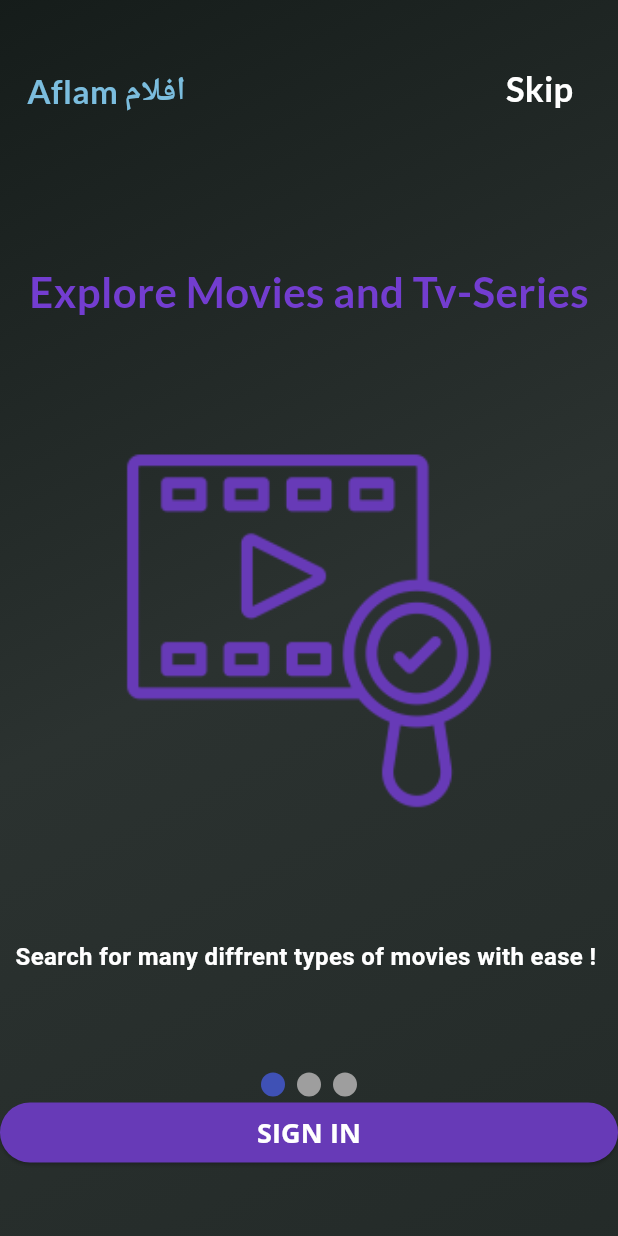
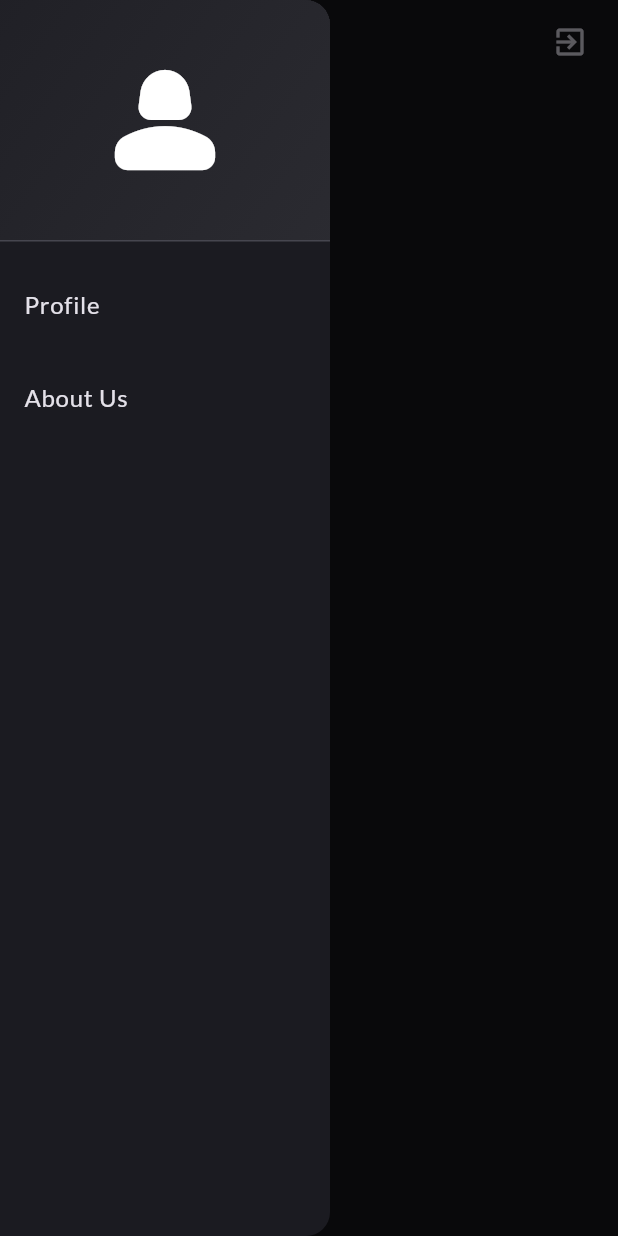
Before and after one commit to MaherWasel/Aflam, a Flutter app: the screen it shows after launch, with the side drawer open (before the commit the screen has no drawer), on a phone screen of 412 x 824 dp. Run offline on Flutter 3.47's test engine with Material 2 defaults, Android fonts, the phone set to English and light mode, and no system bars; drawn by our look-alikes of smooth_page_indicator; our stand-ins replace firebase_auth, firebase_core, google_fonts, page_transition; accounts and stored records are empty.

Commit message:
started working on homeScreen

```diff
--- a/lib/Screens/AppFeatures.dart
+++ b/lib/Screens/AppFeatures.dart
@@ -1,5 +1,7 @@
+import 'package:aflam/Screens/Home.dart';
 import 'package:aflam/Screens/logIn.dart';
 import 'package:aflam/Widgets/Feature.dart';
+import 'package:firebase_auth/firebase_auth.dart';
 import 'package:flutter/material.dart';
 import 'package:google_fonts/google_fonts.dart';
 import 'package:page_transition/page_transition.dart';
@@ -112,6 +114,8 @@ class _AppFeaturesState extends State<AppFeatures> {
               ),
             ],
               )
-    ]));
+            ])
+
+        );
   }
 }
--- /dev/null
+++ b/lib/Screens/Home.dart
@@ -0,0 +1,32 @@
+import 'package:aflam/Widgets/HomeDrawer.dart';
+import 'package:firebase_auth/firebase_auth.dart';
+import 'package:flutter/material.dart';
+
+class HomeScreen extends StatelessWidget{
+  const HomeScreen({super.key});
+
+  @override
+  Widget build(BuildContext context) {
+    // TODO: implement build
+    return Scaffold(
+      appBar: AppBar(
+        actions: [
+          Padding(
+            padding: const  EdgeInsets.all(8),
+            child: IconButton(
+              onPressed: (){
+                FirebaseAuth.instance.signOut();
+              },
+              icon: const Icon(Icons.exit_to_app)),
+          )
+        ],
+      ),
+      drawer: HomeDrawer(),
+      body: Container(
+        width: double.infinity,
+        height: double.infinity,
+      ),
+    );
+  }
+
+}
--- /dev/null
+++ b/lib/Widgets/HomeDrawer.dart
@@ -0,0 +1,49 @@
+import 'package:flutter/material.dart';
+
+class HomeDrawer extends StatelessWidget{
+  const HomeDrawer({super.key});
+
+  @override
+  Widget build(BuildContext context) {
+    // TODO: implement build
+    return Drawer(
+      width: 220,
+      child: Column(
+        children: [
+          DrawerHeader(
+
+            padding: const EdgeInsets.all(20),
+            decoration: BoxDecoration(
+              gradient: LinearGradient(
+                begin: Alignment.topLeft,
+                end: Alignment.bottomRight,
+                colors: [
+                  Theme.of(context).colorScheme.onInverseSurface.withOpacity(0.25),
+                  Theme.of(context).colorScheme.onInverseSurface.withOpacity(0.5),
+                  Theme.of(context).colorScheme.onInverseSurface.withOpacity(0.75)
+
+                ])
+            ),
+            child: const SizedBox(
+              width: double.infinity,
+              height: 150,
+              child: Icon(Icons.person_2_rounded,size: 100,))),
+          const SizedBox(
+            height: 6,
+          ),
+           ListTile(
+            title: Text("Profile"),
+            onTap: (){},
+          ),
+          const SizedBox(
+            height: 6,
+          ),
+           ListTile(
+            title: Text("About Us"),
+            onTap: (){},
+          )
+        ]),
+    );
+  }
+
+}
--- a/lib/main.dart
+++ b/lib/main.dart
@@ -1,3 +1,4 @@
+import 'package:aflam/Screens/Home.dart';
 import 'package:aflam/firebase_options.dart';
 import 'package:firebase_core/firebase_core.dart';
 import 'package:flutter/material.dart';
@@ -9,7 +10,7 @@ final theme = ThemeData(
   useMaterial3: true,
   colorScheme: ColorScheme.fromSeed(
     brightness: Brightness.dark,
-    seedColor: Color.fromRGBO(65, 67, 66, 1001),
+    seedColor: Color.fromARGB(22, 66, 65, 67),
   ),
   textTheme: GoogleFonts.latoTextTheme(),
 );
@@ -27,7 +28,7 @@ class App extends StatelessWidget {
   Widget build(BuildContext context) {
     return MaterialApp(
       theme: theme,
-      home: StartingAppScreen(),
+      home: HomeScreen(),
     );
   }
 }
```
Also changed, not shown: 6 other files. Lines whose indentation alone changed are shown as unchanged.
